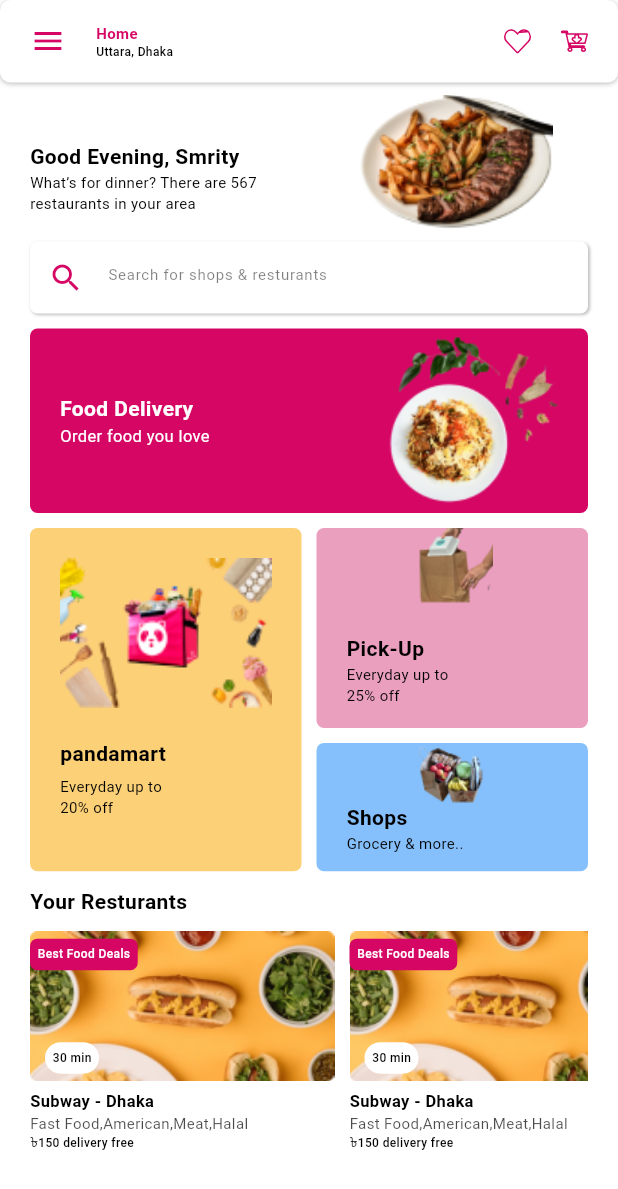
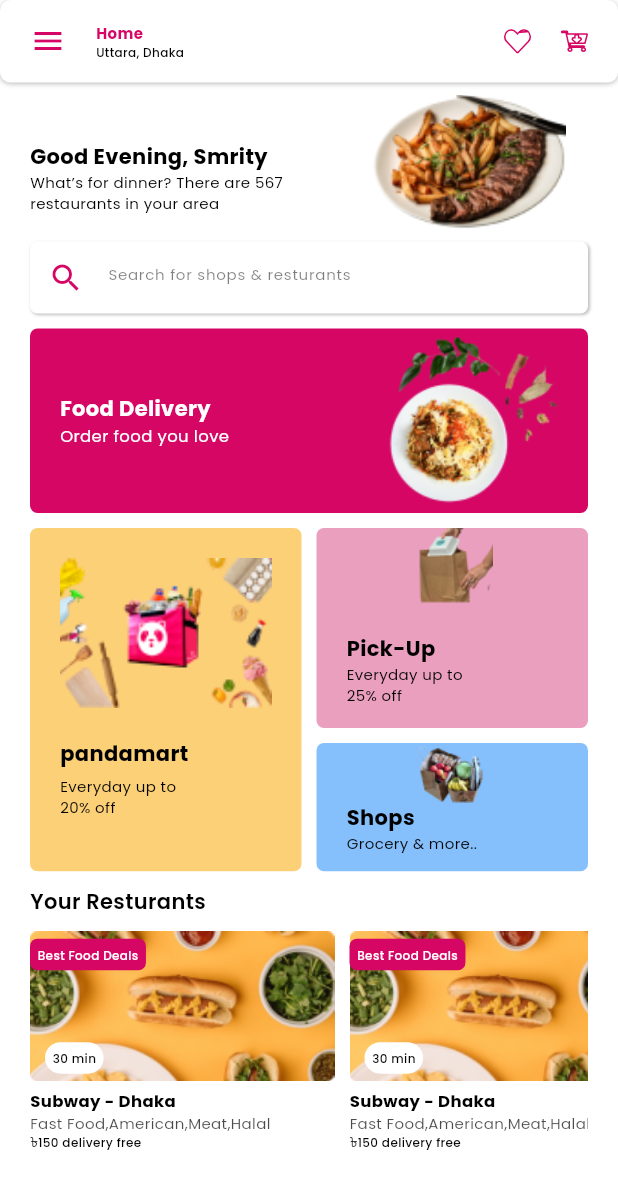
Before and after one commit to hprity60/foodpanda_ui_clone_flutter, a Flutter app: the screen it shows after launch, on a phone screen of 412 x 824 dp. Shown: the top 1189 px of the screen. Run offline on Flutter 3.47's test engine with Material 2 defaults, Android fonts, the phone set to English and light mode, and no system bars; our stand-ins replace flutter_svg, google_fonts.

```diff
--- a/lib/core/router/app_router.dart
+++ b/lib/core/router/app_router.dart
@@ -1,5 +1,6 @@
 import 'package:flutter/material.dart';
 import 'package:food_panda_clone/pages/home_page.dart';
+import 'package:food_panda_clone/pages/resturant_details_page.dart';
 import 'package:food_panda_clone/pages/splash_page.dart';
 
 class AppRouter {
@@ -10,6 +11,8 @@ class AppRouter {
         return MaterialPageRoute(builder: (_) => const SplashPage());
       case HomePage.id:
         return MaterialPageRoute(builder: (_) => const HomePage());
+      case ResturantDetailPage.id:
+        return MaterialPageRoute(builder: (_) => const ResturantDetailPage());
     }
     return null;
   }
--- a/lib/core/values/app_colors.dart
+++ b/lib/core/values/app_colors.dart
@@ -8,3 +8,5 @@ const yellowColor = Color(0xFFFCD077);
 const pinkColor = Color(0xFFEB9FBE);
 const blueColor = Color(0xFF85C0FC);
 const darkPinkColor = Color(0xFFD60665);
+const lightPinkColor = Color(0xFFEBDBE2);
+const greyColor = Color(0xFFC4C4C4);
--- a/lib/core/values/text_styles.dart
+++ b/lib/core/values/text_styles.dart
@@ -1,48 +1,55 @@
 import 'package:flutter/material.dart';
+import 'package:google_fonts/google_fonts.dart';
 
-textStyleF42W600({Color color = Colors.black}) => TextStyle(
+textStyleF42W600({Color color = Colors.black}) => GoogleFonts.poppins(
       fontSize: 42,
       fontWeight: FontWeight.w600,
       color: color,
     );
 
-textStyleF8W500({Color color = Colors.black}) => TextStyle(
+textStyleF8W500({Color color = Colors.black}) => GoogleFonts.poppins(
       fontSize: 8,
       fontWeight: FontWeight.w500,
       color: color,
     );
 
-textStyleF10W700({Color color = Colors.black}) => TextStyle(
+textStyleF10W700({Color color = Colors.black}) => GoogleFonts.poppins(
       fontSize: 10,
       fontWeight: FontWeight.w700,
       color: color,
     );
 
-textStyleF10W400({Color color = Colors.black}) => TextStyle(
+textStyleF10W400({Color color = Colors.black}) => GoogleFonts.poppins(
       fontSize: 10,
       fontWeight: FontWeight.w400,
       color: color,
     );
 
-textStyleF11W400({Color color = Colors.black}) => TextStyle(
+textStyleF11W400({Color color = Colors.black}) => GoogleFonts.poppins(
       fontSize: 11,
       fontWeight: FontWeight.w400,
       color: color,
     );
 
-textStyleF11W700({Color color = Colors.black}) => TextStyle(
+textStyleF11W700({Color color = Colors.black}) => GoogleFonts.poppins(
       fontSize: 11,
       fontWeight: FontWeight.w700,
       color: color,
     );
 
-textStyleF14W700({Color color = Colors.black}) => TextStyle(
+textStyleF14W700({Color color = Colors.black}) => GoogleFonts.poppins(
       fontSize: 14,
       fontWeight: FontWeight.w700,
       color: color,
     );
 
-textStyleF14W600({Color color = Colors.black}) => TextStyle(
+textStyleF20W700({Color color = Colors.black}) => GoogleFonts.poppins(
+      fontSize: 20,
+      fontWeight: FontWeight.w700,
+      color: color,
+    );
+
+textStyleF14W600({Color color = Colors.black}) => GoogleFonts.poppins(
       fontSize: 14,
       fontWeight: FontWeight.w600,
       color: color,
--- a/lib/pages/home_page.dart
+++ b/lib/pages/home_page.dart
@@ -2,6 +2,7 @@ import 'package:flutter/material.dart';
 import 'package:flutter_staggered_grid_view/flutter_staggered_grid_view.dart';
 import 'package:flutter_svg/flutter_svg.dart';
 import 'package:food_panda_clone/core/values/app_colors.dart';
+import 'package:food_panda_clone/pages/resturant_details_page.dart';
 import 'package:food_panda_clone/pages/widgets/custom_textfield.dart';
 
 import '../core/values/text_styles.dart';
@@ -94,8 +95,8 @@ class HomePage extends StatelessWidget {
                       )),
                 ],
               ),
-              Padding(
-                padding: const EdgeInsets.symmetric(horizontal: 20),
+              const Padding(
+                padding: EdgeInsets.symmetric(horizontal: 20),
                 child: CustomTextField(
                   hintText: "Search for shops & resturants",
                 ),
@@ -243,7 +244,11 @@ class HomePage extends StatelessWidget {
                       return const SizedBox(width: 10);
                     },
                     itemBuilder: (BuildContext context, int index) {
-                      return Column(
+                      return GestureDetector(
+                        onTap: () {
+                          Navigator.pushNamed(context, ResturantDetailPage.id);
+                        },
+                        child: Column(
                           crossAxisAlignment: CrossAxisAlignment.start,
                           children: [
                             Stack(
@@ -254,20 +259,22 @@ class HomePage extends StatelessWidget {
                                 Positioned(
                                   top: 5,
                                   child: Container(
-                                    padding: EdgeInsets.all(5),
+                                      padding: const EdgeInsets.all(5),
                                       decoration: BoxDecoration(
                                           color: darkPinkColor,
-                                        borderRadius: BorderRadius.circular(5)),
+                                          borderRadius:
+                                              BorderRadius.circular(5)),
                                       child: Text(
                                         'Best Food Deals',
-                                      style: textStyleF8W500(color: whiteColor),
+                                        style:
+                                            textStyleF8W500(color: whiteColor),
                                       )),
                                 ),
                                 Positioned(
                                   bottom: 5,
                                   left: 10,
                                   child: Container(
-                                    padding: EdgeInsets.all(5),
+                                      padding: const EdgeInsets.all(5),
                                       decoration: BoxDecoration(
                                           color: whiteColor,
                                           borderRadius:
@@ -279,7 +286,7 @@ class HomePage extends StatelessWidget {
                                 ),
                               ],
                             ),
-                          SizedBox(height: 5),
+                            const SizedBox(height: 5),
                             Text(
                               'Subway - Dhaka',
                               style: textStyleF11W700(),
@@ -294,12 +301,13 @@ class HomePage extends StatelessWidget {
                               style: textStyleF8W500(),
                             ),
                           ],
+                        ),
                       );
                     },
                   ),
                 ),
               ),
-              SizedBox(height: 50),
+              const SizedBox(height: 50),
             ],
           ),
         )),
--- a/pubspec.yaml
+++ b/pubspec.yaml
@@ -33,6 +33,7 @@ dependencies:
     sdk: flutter
   flutter_staggered_grid_view: ^0.7.0
   flutter_svg: ^2.0.7
+  google_fonts: ^6.1.0
 
 dev_dependencies:
   flutter_lints: ^2.0.0
```
Also changed, not shown: lib/pages/resturant_details_page.dart (added, +145 -0 lines), assets/icons/info_icon.svg (added), assets/icons/share_icon.svg (added), assets/images/banner_image.png (added), assets/images/logo_border.png (added), pubspec.lock, 1 other file. Lines whose indentation alone changed are shown as unchanged.
